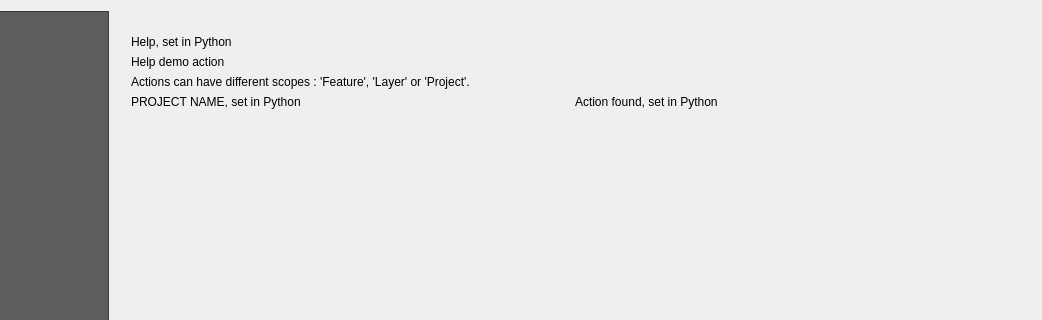
This is lizmap/resources/ui/ui_lizmap.ui in 3liz/lizmap-plugin as Qt 5 draws it before an edit; both pictures show x 158 to 1200 and y 0 to 320 of the 1200 by 900 pixel window. The edited form follows.
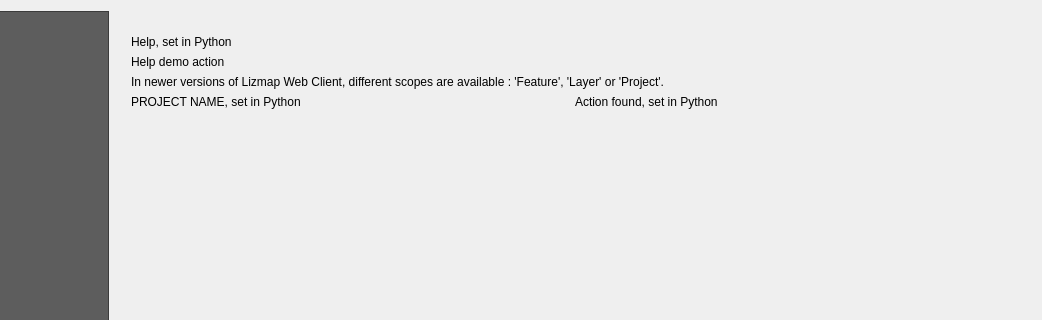
This is the edited form. The open tabs and pages were chosen to show the change. Custom widgets are drawn as their Qt base class.

Commit message: Rephrase sentences in the UI

```diff
--- a/lizmap/resources/ui/ui_lizmap.ui
+++ b/lizmap/resources/ui/ui_lizmap.ui
@@ -3902,7 +3902,7 @@
            <item>
             <widget class="QLabel" name="label_action_scope_layer_project">
              <property name="text">
-              <string>Actions can have different scopes : 'Feature', 'Layer' or 'Project'.</string>
+              <string>In newer versions of Lizmap Web Client, different scopes are available : 'Feature', 'Layer' or 'Project'.</string>
              </property>
             </widget>
            </item>
```
The commit also changes 1 other file.
